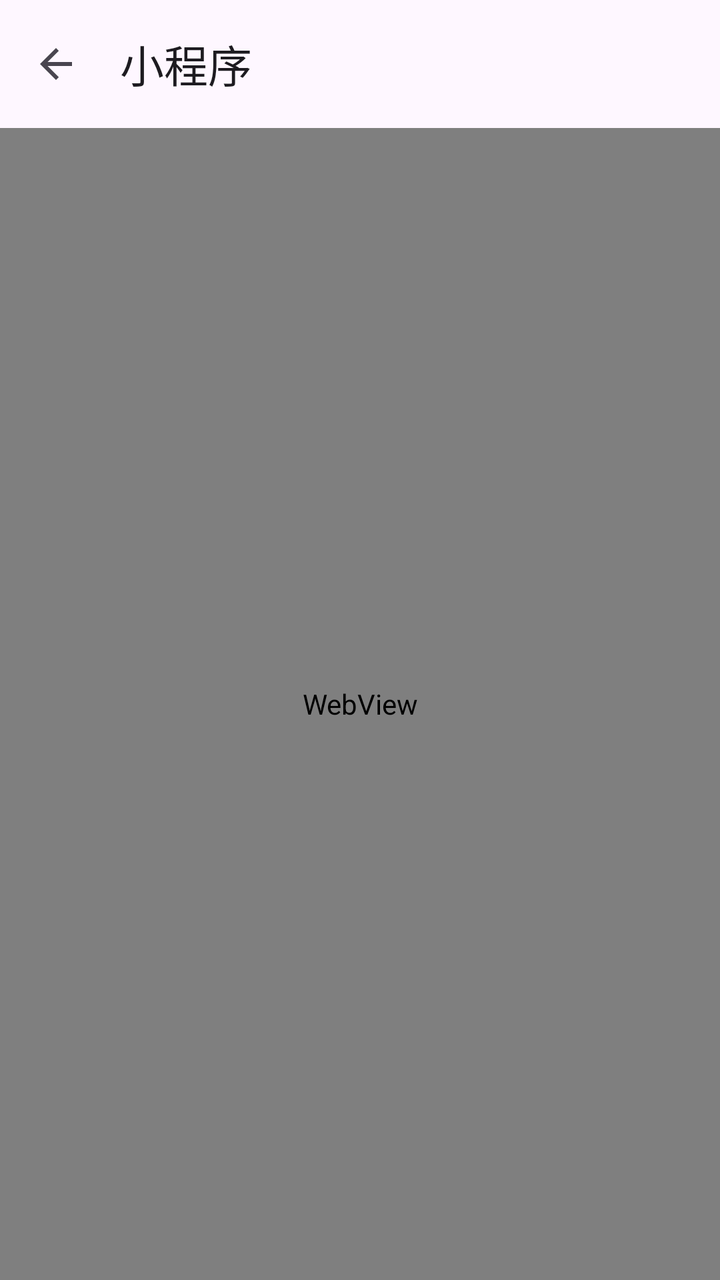
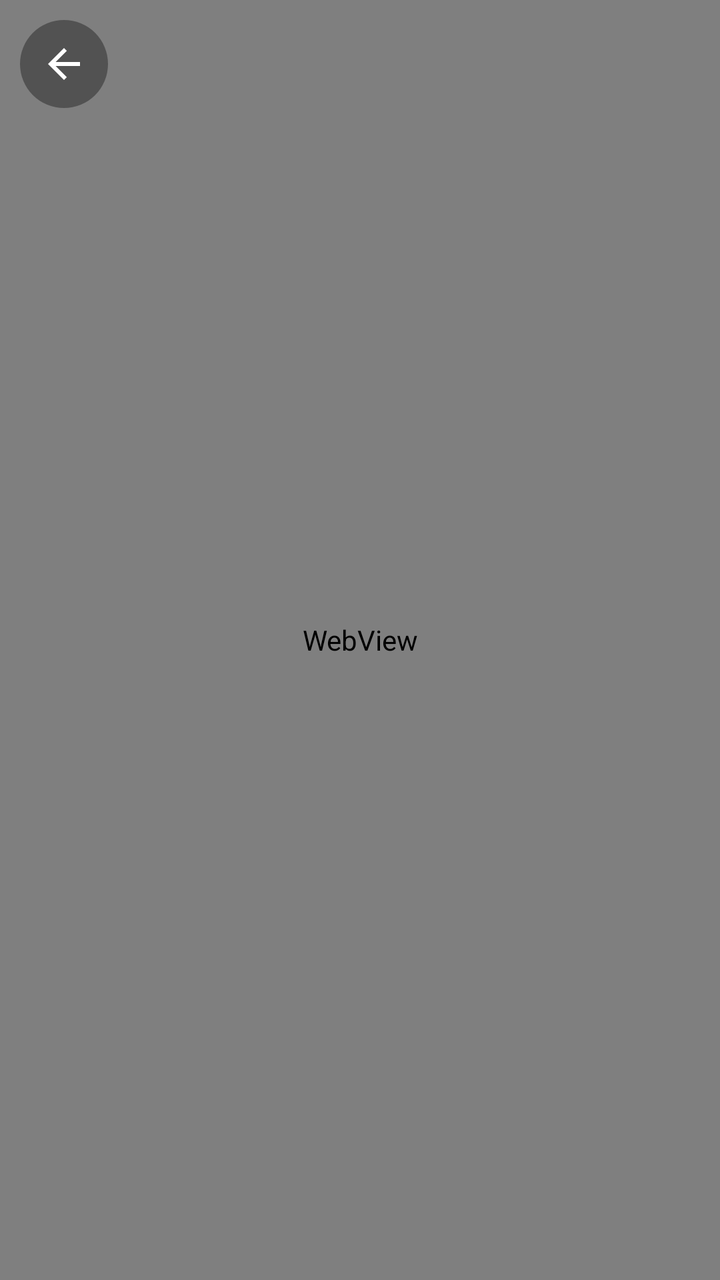

Two renders of the same Android screen: before a commit and after it. Below are the layout's source before the change and the commit's diff.
<!-- AndroidManifest.xml: application theme Theme.HtmlMicroApp -->
<!-- res/layout/activity_run.xml -->
<?xml version="1.0" encoding="utf-8"?>
<LinearLayout xmlns:android="http://schemas.android.com/apk/res/android"
    xmlns:app="http://schemas.android.com/apk/res-auto"
    android:layout_width="match_parent"
    android:layout_height="match_parent"
    android:orientation="vertical">

    <com.google.android.material.appbar.AppBarLayout
        android:layout_width="match_parent"
        android:layout_height="wrap_content">

        <com.google.android.material.appbar.MaterialToolbar
            android:id="@+id/toolbar"
            android:layout_width="match_parent"
            android:layout_height="?attr/actionBarSize"
            app:navigationIcon="?attr/homeAsUpIndicator"
            app:title="小程序" />
    </com.google.android.material.appbar.AppBarLayout>

    <WebView
        android:id="@+id/webview"
        android:layout_width="match_parent"
        android:layout_height="match_parent" />

</LinearLayout>
<!-- resources referenced by this layout -->
<resources>
  <style name="Theme.HtmlMicroApp" parent="Theme.Material3.DayNight.NoActionBar">
          <item name="colorPrimary">@color/primary</item>
          <item name="colorOnPrimary">@color/white</item>
          <item name="colorSecondary">@color/accent</item>
          <item name="colorOnSecondary">@color/black</item>
          <item name="android:statusBarColor">@color/primary</item>
      </style>
  <color name="primary">#FF4A6CF7</color>
  <color name="white">#FFFFFFFF</color>
  <color name="accent">#FF00C6A7</color>
  <color name="black">#FF000000</color>
</resources>

<!-- the commit's change to res/layout/activity_run.xml (unified diff, before → after) -->
@@ -1,25 +1,25 @@
 <?xml version="1.0" encoding="utf-8"?>
-<LinearLayout xmlns:android="http://schemas.android.com/apk/res/android"
-    xmlns:app="http://schemas.android.com/apk/res-auto"
+<FrameLayout xmlns:android="http://schemas.android.com/apk/res/android"
     android:layout_width="match_parent"
     android:layout_height="match_parent"
-    android:orientation="vertical">
-
-    <com.google.android.material.appbar.AppBarLayout
-        android:layout_width="match_parent"
-        android:layout_height="wrap_content">
-
-        <com.google.android.material.appbar.MaterialToolbar
-            android:id="@+id/toolbar"
-            android:layout_width="match_parent"
-            android:layout_height="?attr/actionBarSize"
-            app:navigationIcon="?attr/homeAsUpIndicator"
-            app:title="小程序" />
-    </com.google.android.material.appbar.AppBarLayout>
+    android:fitsSystemWindows="true">
 
     <WebView
         android:id="@+id/webview"
         android:layout_width="match_parent"
         android:layout_height="match_parent" />
 
-</LinearLayout>
+    
+    <ImageButton
+        android:id="@+id/btn_back"
+        android:layout_width="44dp"
+        android:layout_height="44dp"
+        android:layout_gravity="top|start"
+        android:layout_marginStart="10dp"
+        android:layout_marginTop="10dp"
+        android:background="@drawable/bg_floating_button"
+        android:contentDescription="@string/back"
+        android:src="@drawable/ic_back"
+        android:scaleType="center" />
+
+</FrameLayout>
<!-- resource entries referenced after the edit -->
@@ -1,5 +1,23 @@
 <!-- resources referenced by this layout -->
 <resources>
+  <!-- drawable bg_floating_button (drawable) -->
+  <?xml version="1.0" encoding="utf-8"?>
+  <shape xmlns:android="http://schemas.android.com/apk/res/android"
+      android:shape="oval">
+      <solid android:color="#5A000000" />
+  </shape>
+  <!-- drawable ic_back (drawable) -->
+  <?xml version="1.0" encoding="utf-8"?>
+  <vector xmlns:android="http://schemas.android.com/apk/res/android"
+      android:width="24dp"
+      android:height="24dp"
+      android:viewportWidth="24"
+      android:viewportHeight="24">
+      <path
+          android:fillColor="#FFFFFFFF"
+          android:pathData="M20,11H7.83l5.59,-5.59L12,4l-8,8 8,8 1.41,-1.41L7.83,13H20v-2z" />
+  </vector>
+  <string name="back">返回</string>
   <style name="Theme.HtmlMicroApp" parent="Theme.Material3.DayNight.NoActionBar">
           <item name="colorPrimary">@color/primary</item>
           <item name="colorOnPrimary">@color/white</item>
